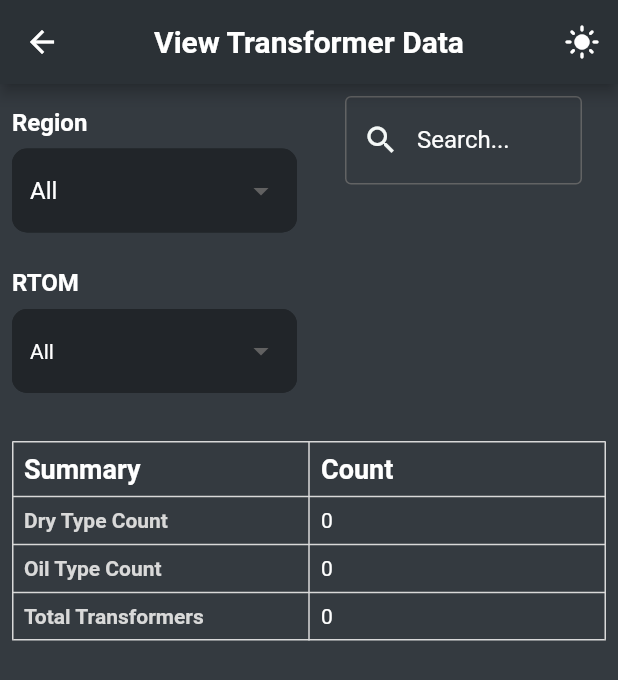
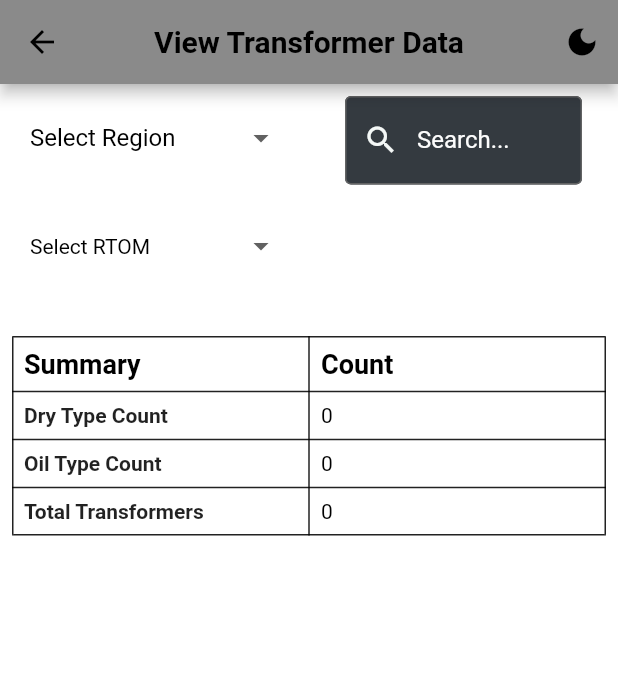
Before and after one commit to JMNaveeth/SLT_First_Project, a Flutter app: the ViewTransformerData screen opened directly, on a phone screen of 412 x 824 dp. Shown: the top 680 px of the screen. Run offline on Flutter 3.47's test engine with Material 3 defaults, Android fonts, the phone set to English and light mode, and no system bars; our stand-ins replace another_flushbar, flutter_form_builder, form_builder_validators; network calls fail.

Commit message:
Refactor ViewTransformerData and ThemeProvider: Update default selection values and enhance theme properties for improved user experience and consistency.

```diff
--- a/lib/ViewTransformer/ViewTransformer/view_transformer_data.dart
+++ b/lib/ViewTransformer/ViewTransformer/view_transformer_data.dart
@@ -19,10 +19,10 @@ class ViewTransformerData extends StatefulWidget {
 }
 
 class _ViewTransformerDataState extends State<ViewTransformerData> {
-  String? selectedRegion = 'All';
-  String? selectedRTOM = 'All';
-  List<String> regionList = ['All'];
-  List<String> rtomList = ['All'];
+  String? selectedRegion = 'Select Region';
+  String? selectedRTOM = 'Select RTOM';
+  List<String> regionList = ['Select Region'];
+  List<String> rtomList = ['Select RTOM'];
   List<Map<String, dynamic>> transformerList = [];
   List<Map<String, dynamic>> filteredTransformers = [];
   int dryTypeCount = 0;
@@ -51,14 +51,14 @@ class _ViewTransformerDataState extends State<ViewTransformerData> {
 
     // Filter region and RTOM lists based on the transformer data
     regionList =
-        ['All'] +
+        ['Select Region'] +
         regions
             .where((region) => transformerRegions.contains(region['Region']))
             .map((region) => region['Region'].toString())
             .toList();
 
     rtomList =
-        ['All'] +
+        ['Select RTOM'] +
         rtoms
             .where((rtom) => transformerRTOMs.contains(rtom['RTOM']))
             .map((rtom) => rtom['RTOM'].toString())
@@ -79,10 +79,10 @@ class _ViewTransformerDataState extends State<ViewTransformerData> {
       filteredTransformers =
           transformerList.where((transformer) {
             final regionMatches =
-                selectedRegion == 'All' ||
+                selectedRegion == 'Select Region' ||
                 transformer['Region'] == selectedRegion;
             final rtomMatches =
-                selectedRTOM == 'All' || transformer['RTOM'] == selectedRTOM;
+                selectedRTOM == 'Select RTOM' || transformer['RTOM'] == selectedRTOM;
             final searchMatches =
                 searchQuery.isEmpty ||
                 SearchHelperTransformer.matchesTransformerQuery(
@@ -163,9 +163,10 @@ class _ViewTransformerDataState extends State<ViewTransformerData> {
                         children: [
                           _buildFormFieldWithSpacing(
                             context,
-                            _buildFieldLabel(context, 'Region'),
+                            //_buildFieldLabel(context, 'Region'),
+                            SizedBox.shrink(), // No label
                             FormBuilderDropdown<String>(
-                              name: 'Region',
+                               name: 'Region',
                               decoration: _inputDecoration(
                                 context,
                                 'Select Region',
@@ -195,7 +196,9 @@ class _ViewTransformerDataState extends State<ViewTransformerData> {
                           ),
                           _buildFormFieldWithSpacing(
                             context,
-                            _buildFieldLabel(context, 'RTOM'),
+                            // _buildFieldLabel(context, 'RTOM'),
+                            SizedBox.shrink(), // No label
+
                             FormBuilderDropdown<String>(
                               name: 'RTOM',
                               decoration: _inputDecoration(
--- a/lib/theme_provider.dart
+++ b/lib/theme_provider.dart
@@ -1,8 +1,9 @@
 import 'package:flutter/material.dart';
-import 'utils/utils/colors.dart';
+import 'package:theme_update/utils/utils/colors.dart';
+
 
 class ThemeProvider extends ChangeNotifier {
-  bool isDarkMode = false;
+  bool isDarkMode = true;
 
   void toggleTheme() {
     isDarkMode = !isDarkMode;
@@ -20,12 +21,21 @@ class ThemeProvider extends ChangeNotifier {
           foregroundColor: mainTextColor,
         ),
         textTheme: const TextTheme(
-      bodyLarge: TextStyle(color: mainTextColor),
-      bodyMedium: TextStyle(color: mainTextColor),
+
+          bodyLarge: TextStyle(color: Colors.black),
+          bodyMedium: TextStyle(color: Colors.black),
+        ),
+    cardTheme: CardTheme(
+      color: Color(0xFFF7F4FA),
+      elevation: 2,
+      shape: RoundedRectangleBorder(
+        borderRadius: BorderRadius.circular(12),
+      ),
+      margin: EdgeInsets.symmetric(horizontal: 10.0, vertical: 6.0),
     ),
 
     useMaterial3: false,
-    cardColor: Colors.blueGrey,
+    cardColor: Color(0xFFF7F4FA), // soft lavender / pinkish-white
 
         extensions: <ThemeExtension<dynamic>>[
           const CustomColors(
@@ -35,6 +45,7 @@ class ThemeProvider extends ChangeNotifier {
             subTextColor: subTextColor,
             suqarBackgroundColor: suqarBackgroundColor,
             highlightColor: Colors.blue, // Highlight color for dark theme
+
           ),
         ],
       );
@@ -44,15 +55,46 @@ class ThemeProvider extends ChangeNotifier {
         appBarTheme: const AppBarTheme(
           backgroundColor: Color(0xff212529),
           foregroundColor: Color(0xffFFFFFF),
+          iconTheme: IconThemeData(color: Colors.white), // Ensure back arrow is white
+
         ),
         textTheme: const TextTheme(
           bodyLarge: TextStyle(color: Color(0xffFFFFFF)),
           bodyMedium: TextStyle(color: Color(0xffD9D9D9)),
         ),
+    cardTheme: CardTheme(
+      color: Color(0xff212529),
+      elevation: 2,
+      shape: RoundedRectangleBorder(
+        borderRadius: BorderRadius.circular(12),
+      ),
+      margin: EdgeInsets.symmetric(horizontal: 10.0, vertical: 6.0),
+    ),
+
+    dropdownMenuTheme: DropdownMenuThemeData(
+      textStyle: TextStyle(color: Colors.white),
+    ),
+    iconTheme: const IconThemeData(color: Colors.white),
+
+    inputDecorationTheme: const InputDecorationTheme(
+      labelStyle: TextStyle(color: Colors.white),
+      enabledBorder: OutlineInputBorder(
+        borderSide: BorderSide(color: Colors.white),
+      ),
+      focusedBorder: OutlineInputBorder(
+        borderSide: BorderSide(color: Colors.blue),
+      ),
+    ),
+    checkboxTheme: CheckboxThemeData(
+      fillColor: MaterialStateProperty.all(Colors.white),
+      checkColor: MaterialStateProperty.all(Colors.black),
+    ),
+
+
+
 
     useMaterial3: false,
-    cardColor: Colors.blue, //tested here for default card color
-
+    cardColor: Color(0xff212529), //tested here for default card color
         extensions: <ThemeExtension<dynamic>>[
           const CustomColors(
             mainBackgroundColor: Colors.white,
@@ -61,6 +103,7 @@ class ThemeProvider extends ChangeNotifier {
             subTextColor: Colors.black87,
             suqarBackgroundColor: Colors.white,
             highlightColor: Colors.blue, // Highlight color for light theme
+
           ),
         ],
       );
@@ -74,6 +117,7 @@ class CustomColors extends ThemeExtension<CustomColors> {
   final Color suqarBackgroundColor;
     final Color highlightColor; // Add highlightColor here
 
+
   const CustomColors({
     required this.mainBackgroundColor,
     required this.appbarColor,
@@ -81,6 +125,7 @@ class CustomColors extends ThemeExtension<CustomColors> {
     required this.subTextColor,
     required this.suqarBackgroundColor,
         required this.highlightColor, // Initialize highlightColor
+
   });
 
   @override
@@ -91,6 +136,7 @@ class CustomColors extends ThemeExtension<CustomColors> {
     Color? subTextColor,
     Color? suqarBackgroundColor,
         Color? highlightColor, // Add highlightColor to copyWith
+
   }) {
     return CustomColors(
       mainBackgroundColor: mainBackgroundColor ?? this.mainBackgroundColor,
@@ -99,7 +145,7 @@ class CustomColors extends ThemeExtension<CustomColors> {
       subTextColor: subTextColor ?? this.subTextColor,
       suqarBackgroundColor: suqarBackgroundColor ?? this.suqarBackgroundColor,
        highlightColor:
-          highlightColor ?? this.highlightColor, // Copy highlightColor
+          highlightColor ?? this.highlightColor,
     );
   }
 
@@ -114,14 +160,13 @@ class CustomColors extends ThemeExtension<CustomColors> {
       appbarColor: Color.lerp(appbarColor, other.appbarColor, t)!,
       mainTextColor: Color.lerp(mainTextColor, other.mainTextColor, t)!,
       subTextColor: Color.lerp(subTextColor, other.subTextColor, t)!,
-      suqarBackgroundColor:
-          Color.lerp(suqarBackgroundColor, other.suqarBackgroundColor, t)!,
+      suqarBackgroundColor: Color.lerp(suqarBackgroundColor, other.suqarBackgroundColor, t)!,
        highlightColor:
           Color.lerp(
             highlightColor,
             other.highlightColor,
             t,
-          )!, // Lerp highlightColor
+          )!,
     );
   }
 }
```
Also changed, not shown: 1 other file. Lines whose indentation alone changed are shown as unchanged.
